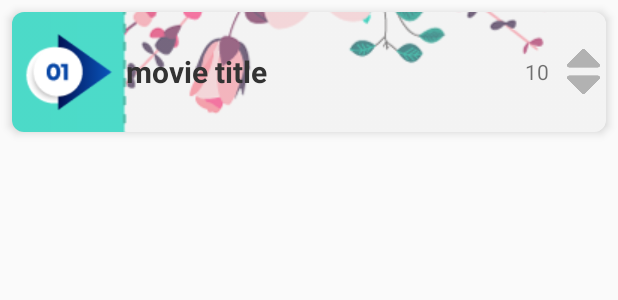
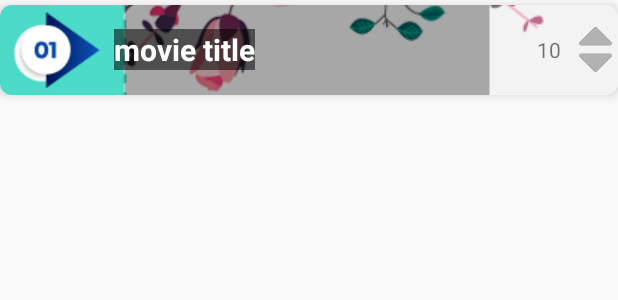
Before and after one commit to newsigner/Remaking, an Android app: the layout list_item.xml on its own in the app's theme, with its tools: preview values and no code run, on a phone screen of 412 x 824 dp. Shown: the top 300 px of the screen. Run offline under Robolectric (Android 15) with nearby library versions, the phone set to English and light mode, and no system bars.

Commit message:
Up Data Ver-1.0 1)List Up 2)Button Add and Action

```diff
--- a/app/src/main/res/layout/list_item.xml
+++ b/app/src/main/res/layout/list_item.xml
@@ -1,16 +1,16 @@
 <?xml version="1.0" encoding="utf-8"?>
 <androidx.cardview.widget.CardView xmlns:android="http://schemas.android.com/apk/res/android"
     android:layout_width="match_parent"
-    android:layout_height="80dp"
+    android:layout_height="60dp"
     xmlns:app="http://schemas.android.com/apk/res-auto"
     app:cardCornerRadius="8dp"
     app:cardElevation="4dp"
-    android:layout_margin="8dp">
+    android:layout_marginVertical="3dp">
 
     <ImageView
         android:layout_width="match_parent"
         android:layout_height="match_parent"
-        android:src="@drawable/ticket"
+        android:src="@drawable/ticket2"
         android:tint="#11000000"
         android:scaleType="center"/>
 
@@ -34,7 +34,8 @@
             android:text="movie title"
             android:textSize="20sp"
             android:textStyle="bold"
-            android:textColor="#333333"
+            android:textColor="#ffffff"
+            android:background="#88000000"
             android:layout_centerVertical="true"
             android:layout_toRightOf="@id/rank"/>
 
```
Also changed, not shown: app/src/main/java/com/erwkss/mvch/MainActivity.java (+10 -0 lines), app/src/main/res/layout/activity_main.xml (+27 -7 lines), app/src/main/res/drawable/ticket2.png (added).
